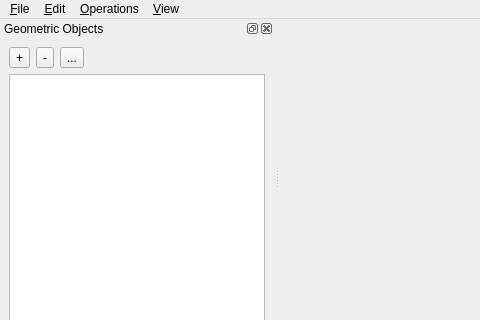
Before: the Qt Designer form Polyhedron/demo/Polyhedron/MainWindow.ui in CGAL/cgal, drawn with Qt 5; both pictures show x 0 to 480 and y 0 to 320 of the 978 by 594 pixel window.
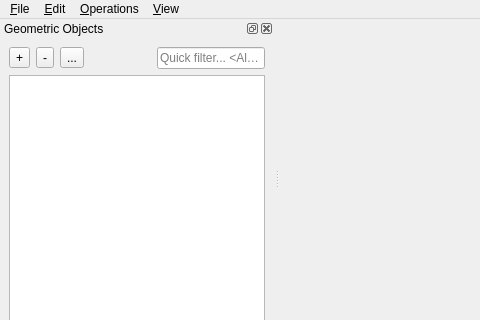
After: the same form once the commit is applied. Icons and pictures are not drawn. Custom widgets are drawn as their Qt base class.

Commit message:
One can filter the list of objects in the demo
I use q QSortFilterProxyModel, to wrap our 'scene' model. All the
"index" and "selection" objects must be translated from/to the
unfiltered model.

The edit to the form file:
```diff
--- a/Polyhedron/demo/Polyhedron/MainWindow.ui
+++ b/Polyhedron/demo/Polyhedron/MainWindow.ui
@@ -209,6 +209,13 @@
            </property>
           </spacer>
          </item>
+         <item>
+          <widget class="QLineEdit" name="searchEdit">
+           <property name="placeholderText">
+            <string>Quick filter... &lt;Alt+Q&gt;</string>
+           </property>
+          </widget>
+         </item>
         </layout>
        </item>
        <item>
```
The commit also changes 2 other files.
